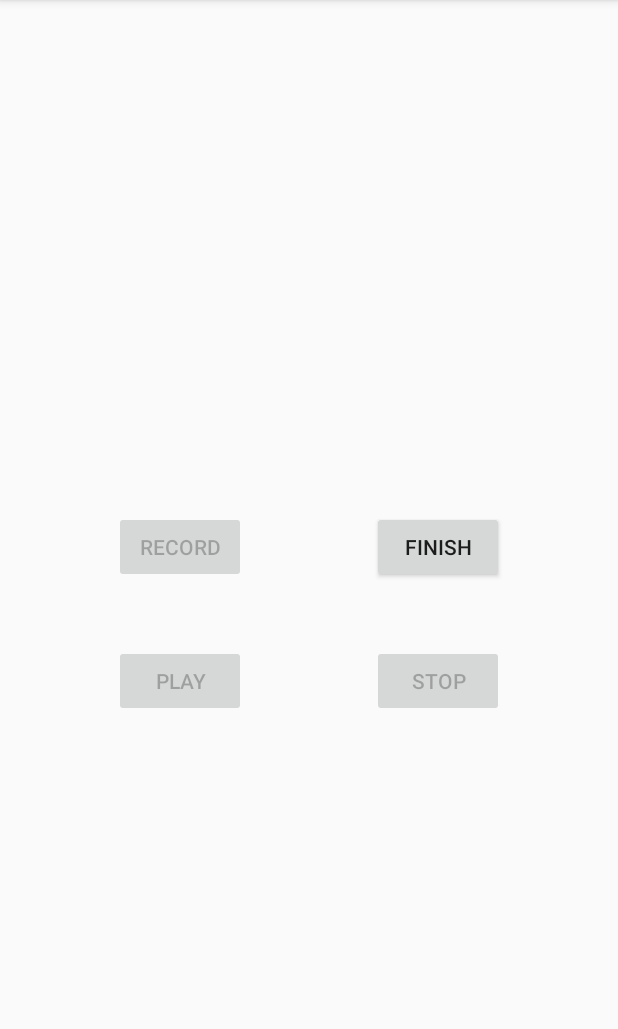
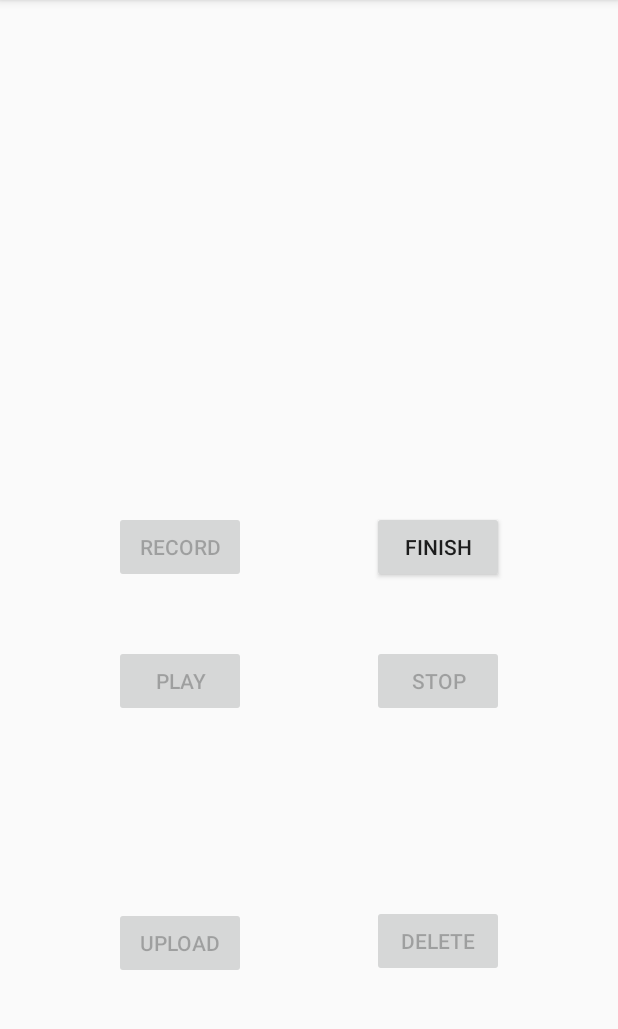
Before and after one commit to YoTNT/Audio-Recorder, an Android app: the RecordingActivity screen opened directly, with no data from a screen before it, after a tap on "RECORD", on a phone screen of 412 x 824 dp, the part 84-1113 px from its top. Run offline under Robolectric (Android 15) with nearby library versions, the phone set to English and light mode, and no system bars; libraries missing offline, so code that uses them is left out: com.parse.

Commit message:
Update existing file

```diff
--- a/app/src/main/java/com/codepath/audiorecorder/RecordingActivity.java
+++ b/app/src/main/java/com/codepath/audiorecorder/RecordingActivity.java
@@ -82,7 +82,7 @@ public class RecordingActivity extends AppCompatActivity {
                     btnFinish.setEnabled(true);
 
                     Toast.makeText(RecordingActivity.this, "Recording ...",
-                            Toast.LENGTH_LONG).show();
+                            Toast.LENGTH_SHORT).show();
                 } else {
                     requestPermission();
                 }
@@ -124,7 +124,7 @@ public class RecordingActivity extends AppCompatActivity {
 
                 mediaPlayer.start();
                 Toast.makeText(RecordingActivity.this, "Audio Playing",
-                        Toast.LENGTH_LONG).show();
+                        Toast.LENGTH_SHORT).show();
             }
         });
 
@@ -159,7 +159,6 @@ public class RecordingActivity extends AppCompatActivity {
                     return;
                 }
                 savePost(user);
-                deleteFile();
             }
         });
 
@@ -205,6 +204,7 @@ public class RecordingActivity extends AppCompatActivity {
                     return;
                 }
                 Log.d(TAG,"Save Success");
+                Toast.makeText(RecordingActivity.this, "Upload Successfully", Toast.LENGTH_SHORT).show();
             }
         });
     }
--- a/app/src/main/res/layout/activity_recording.xml
+++ b/app/src/main/res/layout/activity_recording.xml
@@ -67,7 +67,7 @@
         android:layout_marginRight="8dp"
         android:layout_marginBottom="10dp"
         android:text="Upload"
-        android:visibility="invisible"
+        android:visibility="visible"
         app:layout_constraintBottom_toBottomOf="parent"
         app:layout_constraintEnd_toStartOf="@+id/btnDelete"
         app:layout_constraintStart_toStartOf="parent"
@@ -101,7 +101,7 @@
         android:layout_marginRight="8dp"
         android:layout_marginBottom="10dp"
         android:text="Delete"
-        android:visibility="invisible"
+        android:visibility="visible"
         app:layout_constraintBottom_toBottomOf="parent"
         app:layout_constraintEnd_toEndOf="parent"
         app:layout_constraintStart_toEndOf="@+id/btnUpload"
```
Also changed, not shown: 1 other file.
